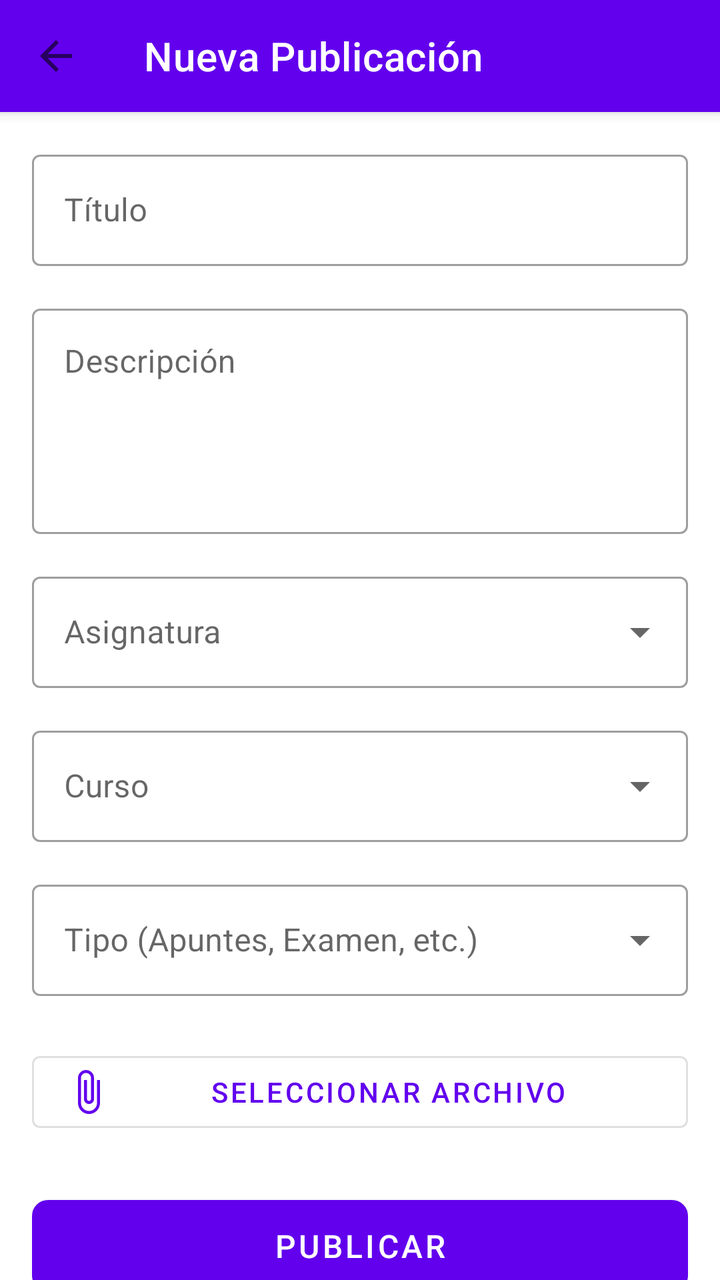
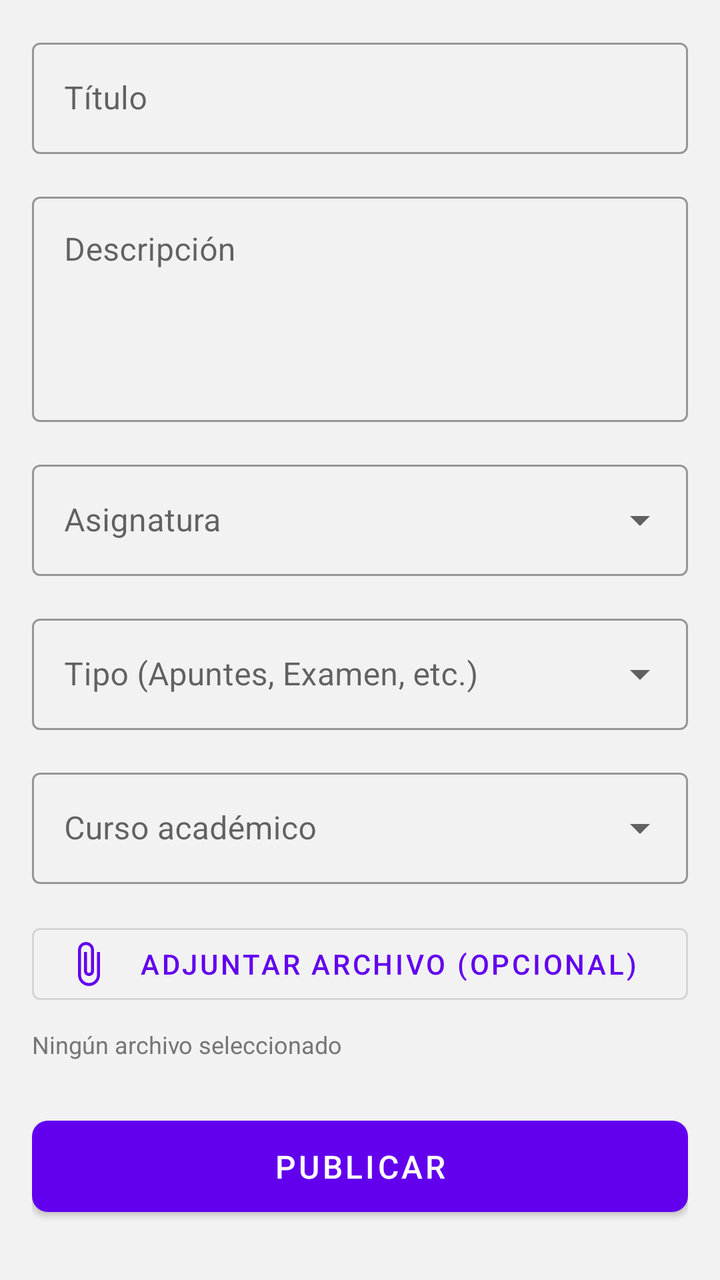

Two renders of the same Android screen: before a commit and after it. Below are the layout's source before the change and the commit's diff.
<!-- AndroidManifest.xml: application theme Theme.StudyBro -->
<!-- res/layout/actividad_nueva_publicacion.xml -->
<?xml version="1.0" encoding="utf-8"?>
<androidx.coordinatorlayout.widget.CoordinatorLayout 
    xmlns:android="http://schemas.android.com/apk/res/android"
    xmlns:app="http://schemas.android.com/apk/res-auto"
    android:layout_width="match_parent"
    android:layout_height="match_parent">

    
    <com.google.android.material.appbar.AppBarLayout
        android:layout_width="match_parent"
        android:layout_height="wrap_content">

        <androidx.appcompat.widget.Toolbar
            android:id="@+id/toolbar"
            android:layout_width="match_parent"
            android:layout_height="?attr/actionBarSize"
            android:background="@color/primary"
            app:title="@string/new_post_title"
            app:titleTextColor="@color/on_primary"
            app:navigationIcon="@drawable/ic_arrow_back"/>
    </com.google.android.material.appbar.AppBarLayout>

    
    <androidx.core.widget.NestedScrollView
        android:layout_width="match_parent"
        android:layout_height="match_parent"
        app:layout_behavior="@string/appbar_scrolling_view_behavior">

        <LinearLayout
            android:layout_width="match_parent"
            android:layout_height="wrap_content"
            android:orientation="vertical"
            android:padding="@dimen/padding_medium">

            
            <com.google.android.material.textfield.TextInputLayout
                android:layout_width="match_parent"
                android:layout_height="wrap_content"
                android:hint="@string/title_hint"
                style="@style/Widget.MaterialComponents.TextInputLayout.OutlinedBox"
                android:layout_marginBottom="@dimen/margin_medium">

                <com.google.android.material.textfield.TextInputEditText
                    android:id="@+id/etTitle"
                    android:layout_width="match_parent"
                    android:layout_height="wrap_content"
                    android:inputType="text"
                    android:maxLines="2"/>
            </com.google.android.material.textfield.TextInputLayout>

            
            <com.google.android.material.textfield.TextInputLayout
                android:layout_width="match_parent"
                android:layout_height="wrap_content"
                android:hint="@string/description_hint"
                style="@style/Widget.MaterialComponents.TextInputLayout.OutlinedBox"
                android:layout_marginBottom="@dimen/margin_medium">

                <com.google.android.material.textfield.TextInputEditText
                    android:id="@+id/etDescription"
                    android:layout_width="match_parent"
                    android:layout_height="wrap_content"
                    android:inputType="textMultiLine"
                    android:minLines="4"
                    android:maxLines="8"
                    android:gravity="top"/>
            </com.google.android.material.textfield.TextInputLayout>

            
            <com.google.android.material.textfield.TextInputLayout
                android:layout_width="match_parent"
                android:layout_height="wrap_content"
                android:hint="@string/subject_hint"
                style="@style/Widget.MaterialComponents.TextInputLayout.OutlinedBox.ExposedDropdownMenu"
                android:layout_marginBottom="@dimen/margin_medium">

                <AutoCompleteTextView
                    android:id="@+id/spinnerSubject"
                    android:layout_width="match_parent"
                    android:layout_height="wrap_content"
                    android:inputType="none"/>
            </com.google.android.material.textfield.TextInputLayout>

            
            <com.google.android.material.textfield.TextInputLayout
                android:layout_width="match_parent"
                android:layout_height="wrap_content"
                android:hint="@string/course_hint"
                style="@style/Widget.MaterialComponents.TextInputLayout.OutlinedBox.ExposedDropdownMenu"
                android:layout_marginBottom="@dimen/margin_medium">

                <AutoCompleteTextView
                    android:id="@+id/spinnerCourse"
                    android:layout_width="match_parent"
                    android:layout_height="wrap_content"
                    android:inputType="none"/>
            </com.google.android.material.textfield.TextInputLayout>

            
            <com.google.android.material.textfield.TextInputLayout
                android:layout_width="match_parent"
                android:layout_height="wrap_content"
                android:hint="@string/type_hint"
                style="@style/Widget.MaterialComponents.TextInputLayout.OutlinedBox.ExposedDropdownMenu"
                android:layout_marginBottom="@dimen/margin_large">

                <AutoCompleteTextView
                    android:id="@+id/spinnerType"
                    android:layout_width="match_parent"
                    android:layout_height="wrap_content"
                    android:inputType="none"/>
            </com.google.android.material.textfield.TextInputLayout>

            
            <com.google.android.material.button.MaterialButton
                android:id="@+id/btnSelectFile"
                android:layout_width="match_parent"
                android:layout_height="wrap_content"
                android:text="@string/select_file"
                style="@style/Widget.MaterialComponents.Button.OutlinedButton"
                app:icon="@drawable/ic_attach_file"
                android:layout_marginBottom="@dimen/margin_large"/>

            
            <com.google.android.material.button.MaterialButton
                android:id="@+id/btnPublish"
                android:layout_width="match_parent"
                android:layout_height="wrap_content"
                android:text="@string/publish_button"
                android:textSize="16sp"
                app:cornerRadius="8dp"
                android:padding="12dp"/>
        </LinearLayout>
    </androidx.core.widget.NestedScrollView>

    
    <ProgressBar
        android:id="@+id/progressBar"
        android:layout_width="wrap_content"
        android:layout_height="wrap_content"
        android:layout_gravity="center"
        android:visibility="gone"/>

</androidx.coordinatorlayout.widget.CoordinatorLayout>
<!-- resources referenced by this layout -->
<resources>
  <color name="on_primary">#FFFFFF</color>
  <color name="primary">#6200EE</color>
  <dimen name="margin_large">24dp</dimen>
  <dimen name="margin_medium">16dp</dimen>
  <dimen name="padding_medium">16dp</dimen>
  <!-- drawable ic_arrow_back (drawable) -->
  <vector xmlns:android="http://schemas.android.com/apk/res/android"
      android:width="24dp"
      android:height="24dp"
      android:viewportWidth="24"
      android:viewportHeight="24"
      android:tint="?attr/colorControlNormal"
      android:autoMirrored="true">
      <path
          android:fillColor="@android:color/white"
          android:pathData="M20,11H7.83l5.59,-5.59L12,4l-8,8 8,8 1.41,-1.41L7.83,13H20v-2z"/>
  </vector>
  <!-- drawable ic_attach_file (drawable) -->
  <vector xmlns:android="http://schemas.android.com/apk/res/android"
      android:width="24dp"
      android:height="24dp"
      android:viewportWidth="24"
      android:viewportHeight="24"
      android:tint="?attr/colorControlNormal">
      <path
          android:fillColor="@android:color/white"
          android:pathData="M16.5,6v11.5c0,2.21 -1.79,4 -4,4s-4,-1.79 -4,-4V5c0,-1.38 1.12,-2.5 2.5,-2.5s2.5,1.12 2.5,2.5v10.5c0,0.55 -0.45,1 -1,1s-1,-0.45 -1,-1V6H10v9.5c0,1.38 1.12,2.5 2.5,2.5s2.5,-1.12 2.5,-2.5V5c0,-2.21 -1.79,-4 -4,-4S7,2.79 7,5v12.5c0,3.04 2.46,5.5 5.5,5.5s5.5,-2.46 5.5,-5.5V6h-1.5z"/>
  </vector>
  <string name="appbar_scrolling_view_behavior" translatable="false">com.google.android.material.appbar.AppBarLayout$ScrollingViewBehavior</string>
  <string name="course_hint">Curso</string>
  <string name="description_hint">Descripción</string>
  <string name="new_post_title">Nueva Publicación</string>
  <string name="publish_button">Publicar</string>
  <string name="select_file">Seleccionar Archivo</string>
  <string name="subject_hint">Asignatura</string>
  <string name="title_hint">Título</string>
  <string name="type_hint">Tipo (Apuntes, Examen, etc.)</string>
  <style name="Theme.StudyBro" parent="Theme.MaterialComponents.DayNight.DarkActionBar">
          
          <item name="colorPrimary">@color/purple_500</item>
          <item name="colorPrimaryVariant">@color/purple_700</item>
          <item name="colorOnPrimary">@color/white</item>
          
          <item name="colorSecondary">@color/teal_200</item>
          <item name="colorSecondaryVariant">@color/teal_700</item>
          <item name="colorOnSecondary">@color/black</item>
          
          <item name="android:statusBarColor">?attr/colorPrimaryVariant</item>
          
      </style>
  <color name="purple_500">#FF6200EE</color>
  <color name="purple_700">#FF3700B3</color>
  <color name="white">#FFFFFFFF</color>
  <color name="teal_200">#FF03DAC5</color>
  <color name="teal_700">#FF018786</color>
  <color name="black">#FF000000</color>
</resources>

<!-- the commit's change to res/layout/actividad_nueva_publicacion.xml (unified diff, before → after) -->
@@ -1,144 +1,120 @@
 <?xml version="1.0" encoding="utf-8"?>
-<androidx.coordinatorlayout.widget.CoordinatorLayout 
+<androidx.core.widget.NestedScrollView
     xmlns:android="http://schemas.android.com/apk/res/android"
     xmlns:app="http://schemas.android.com/apk/res-auto"
     android:layout_width="match_parent"
-    android:layout_height="match_parent">
+    android:layout_height="match_parent"
+    android:background="@color/background">
 
-    
-    <com.google.android.material.appbar.AppBarLayout
+    <LinearLayout
         android:layout_width="match_parent"
-        android:layout_height="wrap_content">
+        android:layout_height="wrap_content"
+        android:orientation="vertical"
+        android:padding="16dp">
 
-        <androidx.appcompat.widget.Toolbar
-            android:id="@+id/toolbar"
-            android:layout_width="match_parent"
-            android:layout_height="?attr/actionBarSize"
-            android:background="@color/primary"
-            app:title="@string/new_post_title"
-            app:titleTextColor="@color/on_primary"
-            app:navigationIcon="@drawable/ic_arrow_back"/>
-    </com.google.android.material.appbar.AppBarLayout>
-
-    
-    <androidx.core.widget.NestedScrollView
-        android:layout_width="match_parent"
-        android:layout_height="match_parent"
-        app:layout_behavior="@string/appbar_scrolling_view_behavior">
-
-        <LinearLayout
+        
+        <com.google.android.material.textfield.TextInputLayout
             android:layout_width="match_parent"
             android:layout_height="wrap_content"
-            android:orientation="vertical"
-            android:padding="@dimen/padding_medium">
-
-            
-            <com.google.android.material.textfield.TextInputLayout
+            android:hint="@string/title_hint"
+            style="@style/Widget.MaterialComponents.TextInputLayout.OutlinedBox"
+            android:layout_marginBottom="16dp">
+            <com.google.android.material.textfield.TextInputEditText
+                android:id="@+id/etTitle"
                 android:layout_width="match_parent"
                 android:layout_height="wrap_content"
-                android:hint="@string/title_hint"
-                style="@style/Widget.MaterialComponents.TextInputLayout.OutlinedBox"
-                android:layout_marginBottom="@dimen/margin_medium">
+                android:inputType="text"
+                android:maxLines="2"/>
+        </com.google.android.material.textfield.TextInputLayout>
 
-                <com.google.android.material.textfield.TextInputEditText
-                    android:id="@+id/etTitle"
-                    android:layout_width="match_parent"
-                    android:layout_height="wrap_content"
-                    android:inputType="text"
-                    android:maxLines="2"/>
-            </com.google.android.material.textfield.TextInputLayout>
-
-            
-            <com.google.android.material.textfield.TextInputLayout
+        
+        <com.google.android.material.textfield.TextInputLayout
+            android:layout_width="match_parent"
+            android:layout_height="wrap_content"
+            android:hint="@string/description_hint"
+            style="@style/Widget.MaterialComponents.TextInputLayout.OutlinedBox"
+            android:layout_marginBottom="16dp">
+            <com.google.android.material.textfield.TextInputEditText
+                android:id="@+id/etDescription"
                 android:layout_width="match_parent"
                 android:layout_height="wrap_content"
-                android:hint="@string/description_hint"
-                style="@style/Widget.MaterialComponents.TextInputLayout.OutlinedBox"
-                android:layout_marginBottom="@dimen/margin_medium">
+                android:inputType="textMultiLine"
+                android:minLines="4"
+                android:maxLines="8"
+                android:gravity="top"/>
+        </com.google.android.material.textfield.TextInputLayout>
 
-                <com.google.android.material.textfield.TextInputEditText
-                    android:id="@+id/etDescription"
-                    android:layout_width="match_parent"
-                    android:layout_height="wrap_content"
-                    android:inputType="textMultiLine"
-                    android:minLines="4"
-                    android:maxLines="8"
-                    android:gravity="top"/>
-            </com.google.android.material.textfield.TextInputLayout>
-
-            
-            <com.google.android.material.textfield.TextInputLayout
+        
+        <com.google.android.material.textfield.TextInputLayout
+            android:layout_width="match_parent"
+            android:layout_height="wrap_content"
+            android:hint="@string/subject_hint"
+            style="@style/Widget.MaterialComponents.TextInputLayout.OutlinedBox.ExposedDropdownMenu"
+            android:layout_marginBottom="16dp">
+            <AutoCompleteTextView
+                android:id="@+id/spinnerSubject"
                 android:layout_width="match_parent"
                 android:layout_height="wrap_content"
-                android:hint="@string/subject_hint"
-                style="@style/Widget.MaterialComponents.TextInputLayout.OutlinedBox.ExposedDropdownMenu"
-                android:layout_marginBottom="@dimen/margin_medium">
+                android:inputType="none"/>
+        </com.google.android.material.textfield.TextInputLayout>
 
-                <AutoCompleteTextView
-                    android:id="@+id/spinnerSubject"
-                    android:layout_width="match_parent"
-                    android:layout_height="wrap_content"
-                    android:inputType="none"/>
-            </com.google.android.material.textfield.TextInputLayout>
-
-            
-            <com.google.android.material.textfield.TextInputLayout
+        
+        <com.google.android.material.textfield.TextInputLayout
+            android:layout_width="match_parent"
+            android:layout_height="wrap_content"
+            android:hint="@string/type_hint"
+            style="@style/Widget.MaterialComponents.TextInputLayout.OutlinedBox.ExposedDropdownMenu"
+            android:layout_marginBottom="16dp">
+            <AutoCompleteTextView
+                android:id="@+id/spinnerType"
                 android:layout_width="match_parent"
                 android:layout_height="wrap_content"
-                android:hint="@string/course_hint"
-                style="@style/Widget.MaterialComponents.TextInputLayout.OutlinedBox.ExposedDropdownMenu"
-                android:layout_marginBottom="@dimen/margin_medium">
+                android:inputType="none"/>
+        </com.google.android.material.textfield.TextInputLayout>
 
-                <AutoCompleteTextView
-                    android:id="@+id/spinnerCourse"
-                    android:layout_width="match_parent"
-                    android:layout_height="wrap_content"
-                    android:inputType="none"/>
-            </com.google.android.material.textfield.TextInputLayout>
-
-            
-            <com.google.android.material.textfield.TextInputLayout
+        
+        <com.google.android.material.textfield.TextInputLayout
+            android:layout_width="match_parent"
+            android:layout_height="wrap_content"
+            android:hint="Curso académico"
+            style="@style/Widget.MaterialComponents.TextInputLayout.OutlinedBox.ExposedDropdownMenu"
+            android:layout_marginBottom="16dp">
+            <AutoCompleteTextView
+                android:id="@+id/spinnerCurso"
                 android:layout_width="match_parent"
                 android:layout_height="wrap_content"
-                android:hint="@string/type_hint"
-                style="@style/Widget.MaterialComponents.TextInputLayout.OutlinedBox.ExposedDropdownMenu"
-                android:layout_marginBottom="@dimen/margin_large">
+                android:inputType="none"/>
+        </com.google.android.material.textfield.TextInputLayout>
 
-                <AutoCompleteTextView
-                    android:id="@+id/spinnerType"
-                    android:layout_width="match_parent"
-                    android:layout_height="wrap_content"
-                    android:inputType="none"/>
-            </com.google.android.material.textfield.TextInputLayout>
+        
+        <com.google.android.material.button.MaterialButton
+            android:id="@+id/btnAdjuntarArchivo"
+            android:layout_width="match_parent"
+            android:layout_height="wrap_content"
+            android:text="Adjuntar archivo (opcional)"
+            style="@style/Widget.MaterialComponents.Button.OutlinedButton"
+            app:icon="@drawable/ic_attach_file"
+            android:layout_marginBottom="8dp"/>
 
-            
-            <com.google.android.material.button.MaterialButton
-                android:id="@+id/btnSelectFile"
-                android:layout_width="match_parent"
-                android:layout_height="wrap_content"
-                android:text="@string/select_file"
-                style="@style/Widget.MaterialComponents.Button.OutlinedButton"
-                app:icon="@drawable/ic_attach_file"
-                android:layout_marginBottom="@dimen/margin_large"/>
+        
+        <TextView
+            android:id="@+id/tvNombreArchivo"
+            android:layout_width="match_parent"
+            android:layout_height="wrap_content"
+            android:text="Ningún archivo seleccionado"
+            android:textColor="@color/text_secondary"
+            android:textSize="12sp"
+            android:layout_marginBottom="24dp"/>
 
-            
-            <com.google.android.material.button.MaterialButton
-                android:id="@+id/btnPublish"
-                android:layout_width="match_parent"
-                android:layout_height="wrap_content"
-                android:text="@string/publish_button"
-                android:textSize="16sp"
-                app:cornerRadius="8dp"
-                android:padding="12dp"/>
-        </LinearLayout>
-    </androidx.core.widget.NestedScrollView>
+        
+        <com.google.android.material.button.MaterialButton
+            android:id="@+id/btnPublish"
+            android:layout_width="match_parent"
+            android:layout_height="wrap_content"
+            android:text="@string/publish_button"
+            android:textSize="16sp"
+            android:padding="12dp"
+            app:cornerRadius="8dp"/>
 
-    
-    <ProgressBar
-        android:id="@+id/progressBar"
-        android:layout_width="wrap_content"
-        android:layout_height="wrap_content"
-        android:layout_gravity="center"
-        android:visibility="gone"/>
-
-</androidx.coordinatorlayout.widget.CoordinatorLayout>
+    </LinearLayout>
+</androidx.core.widget.NestedScrollView>
<!-- resource entries referenced after the edit -->
@@ -1,22 +1,7 @@
 <!-- resources referenced by this layout -->
 <resources>
-  <color name="on_primary">#FFFFFF</color>
-  <color name="primary">#6200EE</color>
-  <dimen name="margin_large">24dp</dimen>
-  <dimen name="margin_medium">16dp</dimen>
-  <dimen name="padding_medium">16dp</dimen>
-  <!-- drawable ic_arrow_back (drawable) -->
-  <vector xmlns:android="http://schemas.android.com/apk/res/android"
-      android:width="24dp"
-      android:height="24dp"
-      android:viewportWidth="24"
-      android:viewportHeight="24"
-      android:tint="?attr/colorControlNormal"
-      android:autoMirrored="true">
-      <path
-          android:fillColor="@android:color/white"
-          android:pathData="M20,11H7.83l5.59,-5.59L12,4l-8,8 8,8 1.41,-1.41L7.83,13H20v-2z"/>
-  </vector>
+  <color name="background">#F2F2F2</color>
+  <color name="text_secondary">#757575</color>
   <!-- drawable ic_attach_file (drawable) -->
   <vector xmlns:android="http://schemas.android.com/apk/res/android"
       android:width="24dp"
@@ -28,12 +13,8 @@
           android:fillColor="@android:color/white"
           android:pathData="M16.5,6v11.5c0,2.21 -1.79,4 -4,4s-4,-1.79 -4,-4V5c0,-1.38 1.12,-2.5 2.5,-2.5s2.5,1.12 2.5,2.5v10.5c0,0.55 -0.45,1 -1,1s-1,-0.45 -1,-1V6H10v9.5c0,1.38 1.12,2.5 2.5,2.5s2.5,-1.12 2.5,-2.5V5c0,-2.21 -1.79,-4 -4,-4S7,2.79 7,5v12.5c0,3.04 2.46,5.5 5.5,5.5s5.5,-2.46 5.5,-5.5V6h-1.5z"/>
   </vector>
-  <string name="appbar_scrolling_view_behavior" translatable="false">com.google.android.material.appbar.AppBarLayout$ScrollingViewBehavior</string>
-  <string name="course_hint">Curso</string>
   <string name="description_hint">Descripción</string>
-  <string name="new_post_title">Nueva Publicación</string>
   <string name="publish_button">Publicar</string>
-  <string name="select_file">Seleccionar Archivo</string>
   <string name="subject_hint">Asignatura</string>
   <string name="title_hint">Título</string>
   <string name="type_hint">Tipo (Apuntes, Examen, etc.)</string>
